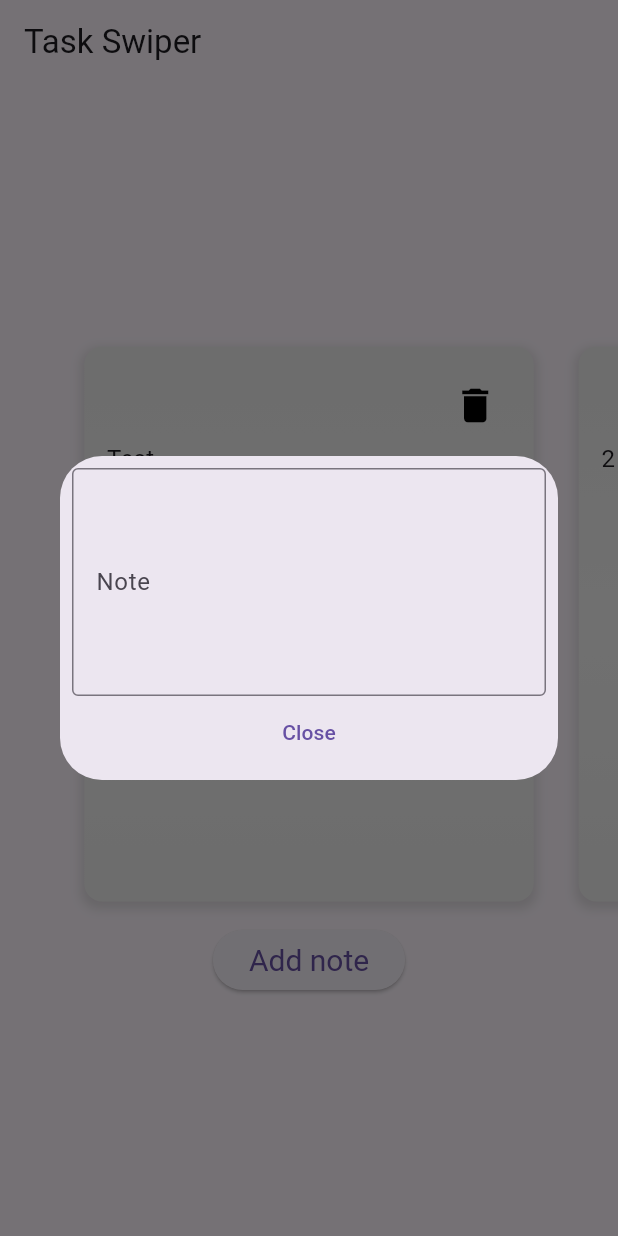
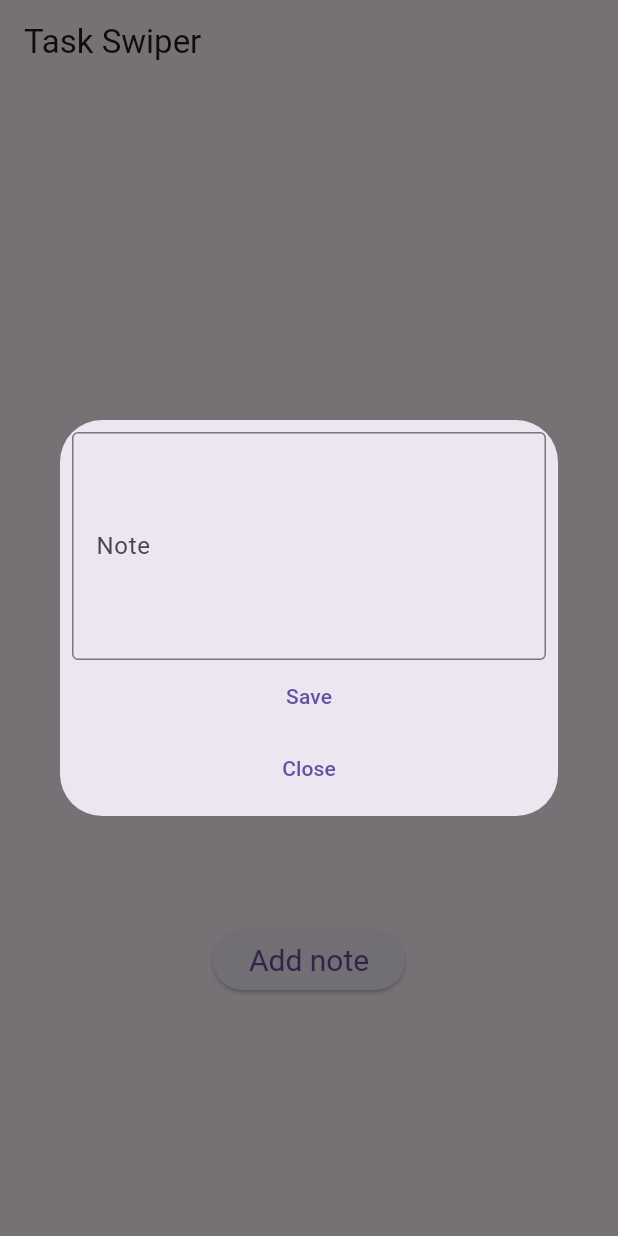
Before and after one commit to temedeus/task_swiper, a Flutter app: the screen it shows after launch, after a tap on "Add note", on a phone screen of 412 x 824 dp. Run offline on Flutter 3.47's test engine with Material 3 defaults, Android fonts, the phone set to English and light mode, and no system bars; drawn by our look-alikes of carousel_slider; our stand-ins replace sqflite; accounts and stored records are empty.

Commit message:
Save, read and delete DB operations

```diff
--- a/lib/edit_task_dialog.dart
+++ b/lib/edit_task_dialog.dart
@@ -36,7 +36,15 @@ class _EditTaskDialogState extends State<EditTaskDialog> {
             ),
             TextButton(
               onPressed: () {
-                callback(myController.text);
+                if(myController.text.isNotEmpty) {
+                  callback(myController.text);
+                }
+              },
+              child: const Text('Save'),
+            ),
+            TextButton(
+              onPressed: () {
+               Navigator.pop(context);
               },
               child: const Text('Close'),
             ),
--- a/lib/main.dart
+++ b/lib/main.dart
@@ -3,6 +3,7 @@ import 'package:flutter/material.dart';
 import 'package:taskswiper/edit_task_dialog.dart';
 import 'package:taskswiper/service/database_service.dart';
 import 'package:taskswiper/task.dart';
+import 'package:taskswiper/task_listing.dart';
 
 void main() {
   runApp(const MyApp());
@@ -11,7 +12,6 @@ void main() {
 class MyApp extends StatelessWidget {
   const MyApp({Key? key}) : super(key: key);
 
-  // This widget is the root of your application.
   @override
   Widget build(BuildContext context) {
     return MaterialApp(
@@ -29,21 +29,12 @@ class MyHomePage extends StatefulWidget {
 
   final String title;
 
-  List<Task> tasks = [Task(null, "Test", null), Task(null, "2", null)];
-
   @override
   State<MyHomePage> createState() => _MyHomePageState();
 }
 
 class _MyHomePageState extends State<MyHomePage> {
-  late DatabaseService _databaseService;
 
-  @override
-  void initState() {
-    super.initState();
-    _databaseService = DatabaseService();
-    _databaseService.initializeDB().whenComplete(() async {});
-  }
 
   @override
   Widget build(BuildContext context) {
@@ -51,99 +42,7 @@ class _MyHomePageState extends State<MyHomePage> {
         appBar: AppBar(
           title: Text(widget.title),
         ),
-        body: buildTaskListing(context));
+        body: TaskListing());
   }
 
-  Column buildTaskListing(BuildContext context) {
-    return Column(
-      mainAxisAlignment: MainAxisAlignment.center,
-      crossAxisAlignment: CrossAxisAlignment.center,
-      children: <Widget>[
-        CarouselSlider(
-          options: CarouselOptions(height: 400.0, enableInfiniteScroll: false),
-          items: widget.tasks.map((i) {
-            return Builder(
-              builder: (BuildContext context) {
-                return Container(
-                    width: MediaQuery.of(context).size.width,
-                    margin: const EdgeInsets.all(15.0),
-                    padding: const EdgeInsets.all(15.0),
-                    decoration: BoxDecoration(
-                      gradient: LinearGradient(
-                        begin: Alignment.topCenter,
-                        end: Alignment.bottomCenter,
-                        colors: [
-                          Colors.grey[200]!,
-                          Colors.grey[100]!,
-                          Colors.grey[200]!,
-                        ],
-                        stops: [0.1, 0.5, 0.9],
-                      ),
-                      borderRadius: BorderRadius.circular(12.0),
-                      boxShadow: [
-                        BoxShadow(
-                          color: Colors.grey.withOpacity(0.3),
-                          spreadRadius: 2,
-                          blurRadius: 5,
-                          offset: Offset(0, 3),
-                        ),
-                      ],
-                    ),
-                    child: Column(
-                      crossAxisAlignment: CrossAxisAlignment.start,
-                      children: [
-                        Align(
-                          child: IconButton(
-                            icon: const Icon(
-                              Icons.delete,
-                              color: Colors.black,
-                              size: 30.0,
-                            ),
-                            onPressed: () {
-                              setState(() {
-                                var newNotes = widget.tasks;
-                                newNotes.remove(i);
-                                widget.tasks = [...newNotes];
-                              });
-                            },
-                          ),
-                          alignment: Alignment.topRight,
-                        ),
-                        Text(
-                          i.task,
-                          style: const TextStyle(fontSize: 16.0),
-                        )
-                      ],
-                    ));
-              },
-            );
-          }).toList(),
-        ),
-        ElevatedButton(
-          style: ElevatedButton.styleFrom(
-            textStyle: const TextStyle(fontSize: 20),
-          ),
-          onPressed: () => showDialog<String>(
-            context: context,
-            builder: (BuildContext context) => buildDialog(),
-          ),
-          child: const Text('Add note'),
-        ),
-      ],
-    );
-  }
-
-  buildDialog() {
-    callback(String text) async {
-      var id = await _databaseService.createItem(Task(null, text, null));
-      setState(() {
-        widget.tasks = [Task(id, text, null), ...widget.tasks];
-      });
-      Navigator.pop(context);
-    }
-
-    return EditTaskDialog(
-      callback: callback,
-    );
-  }
 }
--- a/lib/service/database_service.dart
+++ b/lib/service/database_service.dart
@@ -22,4 +22,16 @@ class DatabaseService {
     return db.insert('Task', task.toMap(),
         conflictAlgorithm: ConflictAlgorithm.replace);
   }
+
+  Future<List<Task>> getTasks() async {
+    final db = await initializeDB();
+    final List<Map<String, Object?>> queryResult = await db.query('Task');
+    return queryResult.map((e) => Task.fromMap(e)).toList();
+  }
+
+  Future<void> deleteTask(int id) async {
+    final db = await initializeDB();
+
+    await db.delete("Task", where: "id = ?", whereArgs: [id]);
+  }
 }
--- a/lib/task.dart
+++ b/lib/task.dart
@@ -6,8 +6,13 @@ class Task {
 
   Task(this.id, this.task, this.due);
 
+  @override
+  String toString() {
+    return 'Task{id: $id, task: $task, due: $due}';
+  }
+
   Task.fromMap(Map<String, dynamic> item):
-        id=item["id"], task=item["task"], due= DateTime.tryParse(item["due"]);
+        id=item["id"], task=item["task"], due= item["due"] == null ? null : DateTime.tryParse(item["due"]);
 
   Map<String, dynamic> toMap(){
     return {'task':task,'due': due?.toString(), 'id':id};
--- /dev/null
+++ b/lib/task_listing.dart
@@ -0,0 +1,140 @@
+import 'package:carousel_slider/carousel_slider.dart';
+import 'package:flutter/material.dart';
+import 'package:taskswiper/service/database_service.dart';
+import 'package:taskswiper/task.dart';
+
+import 'edit_task_dialog.dart';
+
+class TaskListing extends StatefulWidget {
+  TaskListing({Key? key}) : super(key: key);
+
+  @override
+  State<TaskListing> createState() => _TaskListingState();
+}
+
+class _TaskListingState extends State<TaskListing> {
+  late DatabaseService _databaseService;
+  bool _isLoading = true;
+  List<Task> _tasks = [];
+
+  @override
+  void initState() {
+    super.initState();
+    _databaseService = DatabaseService();
+    _databaseService.initializeDB().whenComplete(() async {
+      List<Task> tasks = await _databaseService.getTasks();
+      setState(() {
+        _tasks = [...tasks];
+        _isLoading = false;
+      });
+    });
+  }
+
+  _TaskListingState();
+
+  @override
+  build(BuildContext context) {
+    return _isLoading
+        ? const Text("Loading")
+        : Column(
+            mainAxisAlignment: MainAxisAlignment.center,
+            crossAxisAlignment: CrossAxisAlignment.center,
+            children: <Widget>[
+              CarouselSlider(
+                options:
+                    CarouselOptions(height: 400.0, enableInfiniteScroll: false),
+                items: _tasks.map((i) {
+                  return Builder(
+                    builder: (BuildContext context) {
+                      return buildTaskItem(context, i);
+                    },
+                  );
+                }).toList(),
+              ),
+              ElevatedButton(
+                style: ElevatedButton.styleFrom(
+                  textStyle: const TextStyle(fontSize: 20),
+                ),
+                onPressed: () => showDialog<String>(
+                  context: context,
+                  builder: (BuildContext context) => buildDialog(),
+                ),
+                child: const Text('Add note'),
+              ),
+            ],
+          );
+  }
+
+  Container buildTaskItem(BuildContext context, Task i) {
+    return Container(
+        width: MediaQuery.of(context).size.width,
+        margin: const EdgeInsets.all(15.0),
+        padding: const EdgeInsets.all(15.0),
+        decoration: BoxDecoration(
+          gradient: LinearGradient(
+            begin: Alignment.topCenter,
+            end: Alignment.bottomCenter,
+            colors: [
+              Colors.grey[200]!,
+              Colors.grey[100]!,
+              Colors.grey[200]!,
+            ],
+            stops: [0.1, 0.5, 0.9],
+          ),
+          borderRadius: BorderRadius.circular(12.0),
+          boxShadow: [
+            BoxShadow(
+              color: Colors.grey.withOpacity(0.3),
+              spreadRadius: 2,
+              blurRadius: 5,
+              offset: Offset(0, 3),
+            ),
+          ],
+        ),
+        child: Column(
+          crossAxisAlignment: CrossAxisAlignment.start,
+          children: [
+            Align(
+              child: IconButton(
+                icon: const Icon(
+                  Icons.delete,
+                  color: Colors.black45,
+                  size: 30.0,
+                ),
+                onPressed: () async {
+                  await _databaseService.deleteTask(i.id!);
+
+                  setState(() {
+                    var newNotes = _tasks;
+                    newNotes.remove(i);
+                    _tasks = [...newNotes];
+                  });
+                },
+              ),
+              alignment: Alignment.topRight,
+            ),
+            Text(
+              i.task,
+              style: const TextStyle(
+                fontSize: 16.0,
+                color: Colors.black87,
+              ),
+            )
+          ],
+        ));
+  }
+
+  buildDialog() {
+    callback(String text) async {
+      var id = await _databaseService.createItem(Task(null, text, null));
+      setState(() {
+        _tasks = [Task(id, text, null), ..._tasks];
+      });
+      Navigator.pop(context);
+    }
+
+    return EditTaskDialog(
+      callback: callback,
+    );
+  }
+}
```
